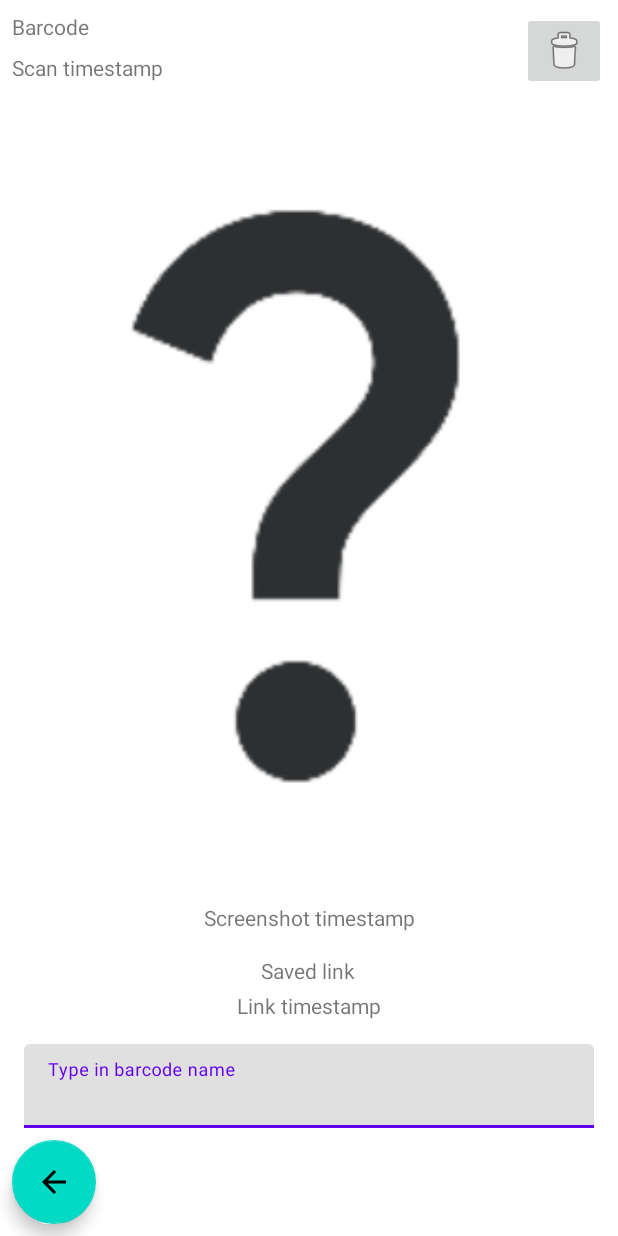
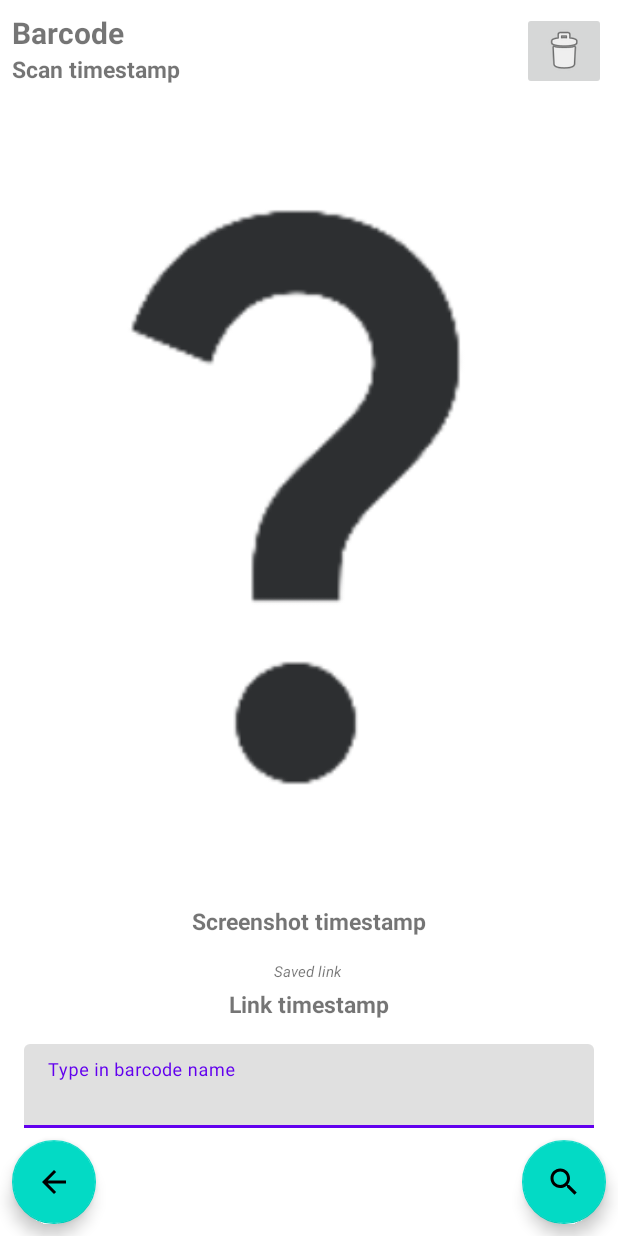
Before and after one commit to GawronAkaPuszka/ScanBarApp, an Android app: the HistoryDetailsActivity screen opened directly, with no data from a screen before it, on a phone screen of 412 x 824 dp. Run offline under Robolectric (Android 15) with nearby library versions, the phone set to English and light mode, and no system bars.

Commit message:
Made some changes to details view. Also recycle view has been remade a little. Almost everything is working :)

```diff
--- a/app/src/main/java/com/example/test4/ui/dashboard/CustomRecycleViewAdapter.java
+++ b/app/src/main/java/com/example/test4/ui/dashboard/CustomRecycleViewAdapter.java
@@ -27,7 +27,7 @@ public class CustomRecycleViewAdapter extends RecyclerView.Adapter<CustomRecycle
 
     private final Context context;
     private final ArrayList barcode_id, barcode_name, barcode_photo, barcode_last_scan_timestamp;
-    private Activity activity;
+    private final Activity activity;
 
     public CustomRecycleViewAdapter( Activity activity,
                                      Context context,
--- a/app/src/main/java/com/example/test4/ui/home/HomeFragment.java
+++ b/app/src/main/java/com/example/test4/ui/home/HomeFragment.java
@@ -93,9 +93,9 @@ public class HomeFragment extends Fragment implements
                 if(txtInput.getText().toString().trim().equals("")){
                     Toast.makeText(getContext(), "No code given", Toast.LENGTH_SHORT).show();
                 } else {
-                    Intent i = new Intent(getActivity(), DetailsActivity.class);
-                    i.putExtra("ID_CODE",txtInput.getText().toString().trim());
-                    startActivity(i);
+                    Intent intent = new Intent(getActivity(), DetailsActivity.class);
+                    intent.putExtra("ID_CODE",txtInput.getText().toString().trim());
+                    startActivity(intent);
                 }
             }
         });
--- a/app/src/main/java/com/example/test4/ui/notifications/SettingsFragment.java
+++ b/app/src/main/java/com/example/test4/ui/notifications/SettingsFragment.java
@@ -27,6 +27,10 @@ public class SettingsFragment extends Fragment {
         final TextView textView = binding.textNotifications;
         settingsViewModel.getText().observe(getViewLifecycleOwner(), textView::setText);
         return root;
+
+        //TODO make language choosing fragment
+        //TODO the excel scanning thing...
+        //TODO make word file :((
     }
 
     @Override
--- /dev/null
+++ b/app/src/main/res/drawable/ic_baseline_search_24.xml
@@ -0,0 +1,5 @@
+<vector android:height="24dp" android:tint="#FFFFFF"
+    android:viewportHeight="24" android:viewportWidth="24"
+    android:width="24dp" xmlns:android="http://schemas.android.com/apk/res/android">
+    <path android:fillColor="@android:color/white" android:pathData="M15.5,14h-0.79l-0.28,-0.27C15.41,12.59 16,11.11 16,9.5 16,5.91 13.09,3 9.5,3S3,5.91 3,9.5 5.91,16 9.5,16c1.61,0 3.09,-0.59 4.23,-1.57l0.27,0.28v0.79l5,4.99L20.49,19l-4.99,-5zM9.5,14C7.01,14 5,11.99 5,9.5S7.01,5 9.5,5 14,7.01 14,9.5 11.99,14 9.5,14z"/>
+</vector>
--- a/app/src/main/res/layout/activity_details.xml
+++ b/app/src/main/res/layout/activity_details.xml
@@ -8,8 +8,10 @@
     tools:context=".DetailsActivity">
 
   <LinearLayout
+      android:id="@+id/linear_web_view_layout"
       android:layout_width="0dp"
       android:layout_height="0dp"
+      android:layout_marginBottom="8dp"
       android:orientation="vertical"
       app:layout_constraintBottom_toTopOf="@+id/bt_float_goback"
       app:layout_constraintEnd_toEndOf="parent"
@@ -20,7 +22,7 @@
         android:id="@+id/web_view"
         android:layout_width="match_parent"
         android:layout_height="match_parent"
-        android:layout_marginBottom="8dp">
+        android:layout_marginBottom="0dp">
 
     </WebView>
   </LinearLayout>
--- a/app/src/main/res/layout/activity_history_details.xml
+++ b/app/src/main/res/layout/activity_history_details.xml
@@ -41,14 +41,17 @@
         android:layout_marginTop="8dp"
         android:text="@string/barcode"
         app:layout_constraintStart_toStartOf="parent"
-        app:layout_constraintTop_toTopOf="parent" />
+        app:layout_constraintTop_toTopOf="parent"
+        android:textSize="20sp"
+        android:textStyle="bold"/>
 
     <TextView
         android:id="@+id/txt_details_scan_timestamp"
         android:layout_width="wrap_content"
         android:layout_height="wrap_content"
-        android:layout_marginTop="8dp"
         android:text="Scan timestamp"
+        android:textSize="15sp"
+        android:textStyle="bold"
         app:layout_constraintStart_toStartOf="@+id/txt_details_barcode"
         app:layout_constraintTop_toBottomOf="@+id/txt_details_barcode" />
 
@@ -60,7 +63,9 @@
         android:text="Screenshot timestamp"
         app:layout_constraintBottom_toTopOf="@+id/txt_details_link"
         app:layout_constraintEnd_toEndOf="parent"
-        app:layout_constraintStart_toStartOf="parent" />
+        app:layout_constraintStart_toStartOf="parent"
+        android:textSize="15sp"
+        android:textStyle="bold" />
 
     <TextView
         android:id="@+id/txt_details_link"
@@ -71,7 +76,10 @@
         app:layout_constraintBottom_toTopOf="@+id/txt_details_link_timestamp"
         app:layout_constraintEnd_toEndOf="parent"
         app:layout_constraintHorizontal_bias="0.498"
-        app:layout_constraintStart_toStartOf="parent" />
+        app:layout_constraintStart_toStartOf="parent"
+        android:textSize="10sp"
+        android:textStyle="italic"
+        android:textAlignment="center"/>
 
     <TextView
         android:id="@+id/txt_details_link_timestamp"
@@ -81,7 +89,9 @@
         android:text="Link timestamp"
         app:layout_constraintBottom_toTopOf="@+id/txt_details_layout"
         app:layout_constraintEnd_toEndOf="parent"
-        app:layout_constraintStart_toStartOf="parent" />
+        app:layout_constraintStart_toStartOf="parent"
+        android:textSize="15sp"
+        android:textStyle="bold"/>
 
     <com.google.android.material.floatingactionbutton.FloatingActionButton
         android:id="@+id/bt_details_return"
@@ -123,7 +133,19 @@
             android:layout_height="match_parent"
             android:hint="@string/type_in_barcode_name_hint"
             android:maxLines="1"
-            android:inputType="text"/>
+            android:inputType="text"
+            />
     </com.google.android.material.textfield.TextInputLayout>
 
+    <com.google.android.material.floatingactionbutton.FloatingActionButton
+        android:id="@+id/bt_details_search"
+        android:layout_width="wrap_content"
+        android:layout_height="wrap_content"
+        android:layout_marginEnd="8dp"
+        android:clickable="true"
+        android:contentDescription="@android:string/search_go"
+        app:layout_constraintBottom_toBottomOf="@+id/bt_details_return"
+        app:layout_constraintEnd_toStartOf="@+id/bt_details_save"
+        app:srcCompat="@drawable/ic_baseline_search_24" />
+
 </androidx.constraintlayout.widget.ConstraintLayout>
--- a/app/src/main/res/values/strings.xml
+++ b/app/src/main/res/values/strings.xml
@@ -42,4 +42,5 @@
     <string name="SureYouWantToDelete">\"Are you sure you want to delete \"</string>
     <string name="yes">Yes</string>
     <string name="no">No</string>
+    <string name="LinkCopiedToClipboard">Link copied to clipboard</string>
 </resources>
```
Also changed, not shown: app/src/main/java/com/example/test4/DetailsActivity.java (+41 -14 lines), app/src/main/java/com/example/test4/HistoryDetailsActivity.java (+35 -1 lines), app/src/main/java/com/example/test4/ui/dashboard/MyDatabaseHelper.java (+31 -8 lines), app/src/main/res/layout/custom_recycle_view.xml (+36 -17 lines).
